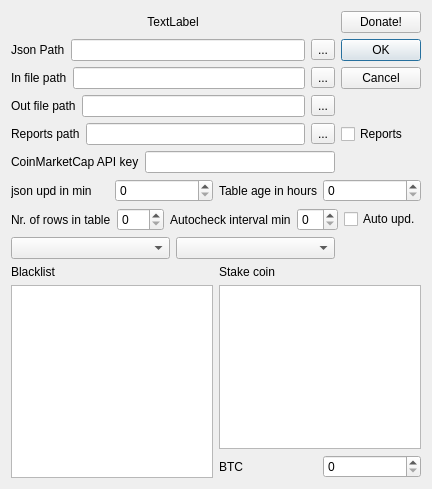
Before: the Qt Designer form settingsdialog.ui in QTinman/CoinBrowser, drawn with Qt 5.
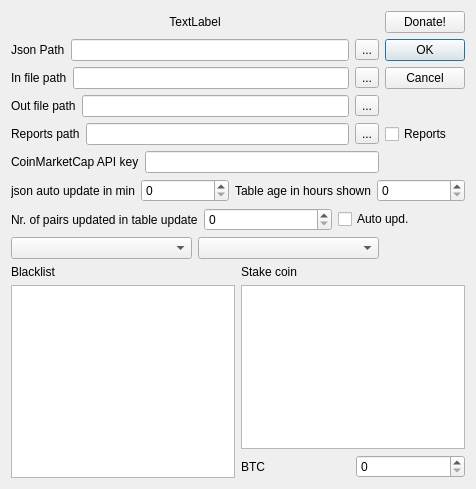
After: the same form once the commit is applied. Icons and pictures are not drawn.

Commit message: Autoupdate timer now connects to json update time interval

```diff
--- a/settingsdialog.ui
+++ b/settingsdialog.ui
@@ -6,7 +6,7 @@
    <rect>
     <x>0</x>
     <y>0</y>
-    <width>383</width>
+    <width>476</width>
     <height>489</height>
    </rect>
   </property>
@@ -155,7 +155,7 @@
      <item>
       <widget class="QLabel" name="label_8">
        <property name="text">
-        <string>json upd in min</string>
+        <string>json auto update in min</string>
        </property>
       </widget>
      </item>
@@ -169,7 +169,7 @@
      <item>
       <widget class="QLabel" name="label_5">
        <property name="text">
-        <string>Table age in hours</string>
+        <string>Table age in hours shown</string>
        </property>
       </widget>
      </item>
@@ -187,7 +187,7 @@
      <item>
       <widget class="QLabel" name="label_9">
        <property name="text">
-        <string>Nr. of rows in table</string>
+        <string>Nr. of pairs updated in table update</string>
        </property>
       </widget>
      </item>
@@ -198,16 +198,6 @@
        </property>
       </widget>
      </item>
-     <item>
-      <widget class="QLabel" name="label_10">
-       <property name="text">
-        <string>Autocheck interval min</string>
-       </property>
-      </widget>
-     </item>
-     <item>
-      <widget class="QSpinBox" name="updateinterval"/>
-     </item>
      <item>
       <widget class="QCheckBox" name="autoupdatejson">
        <property name="text">
```
The commit also changes 3 other files.
